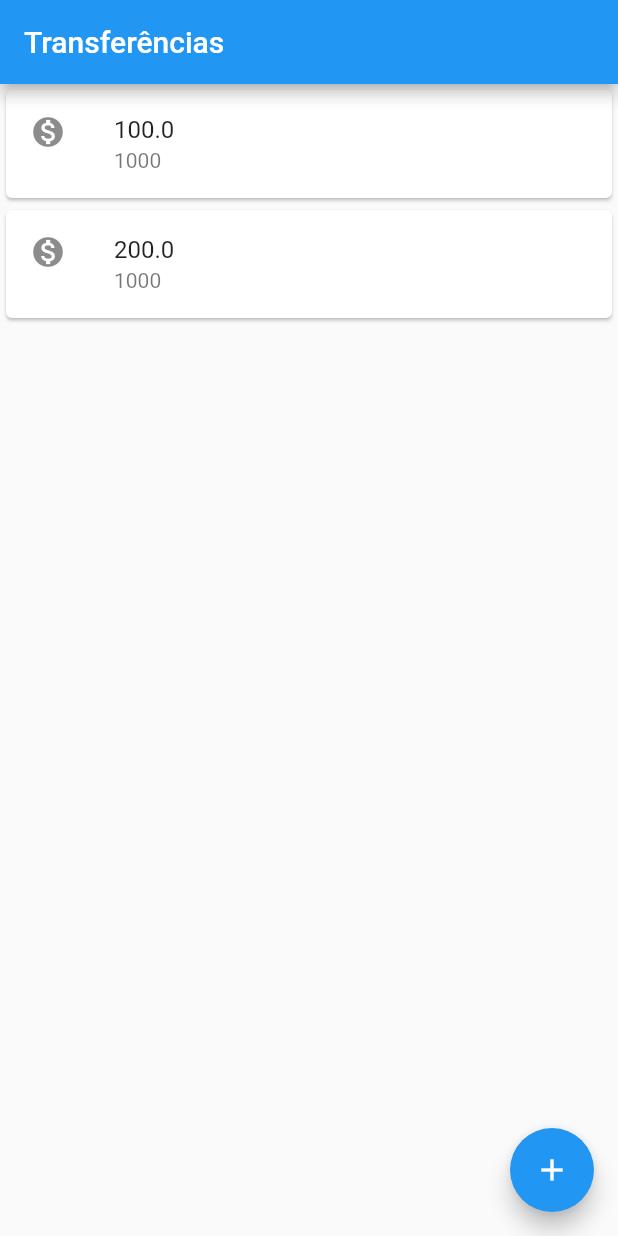
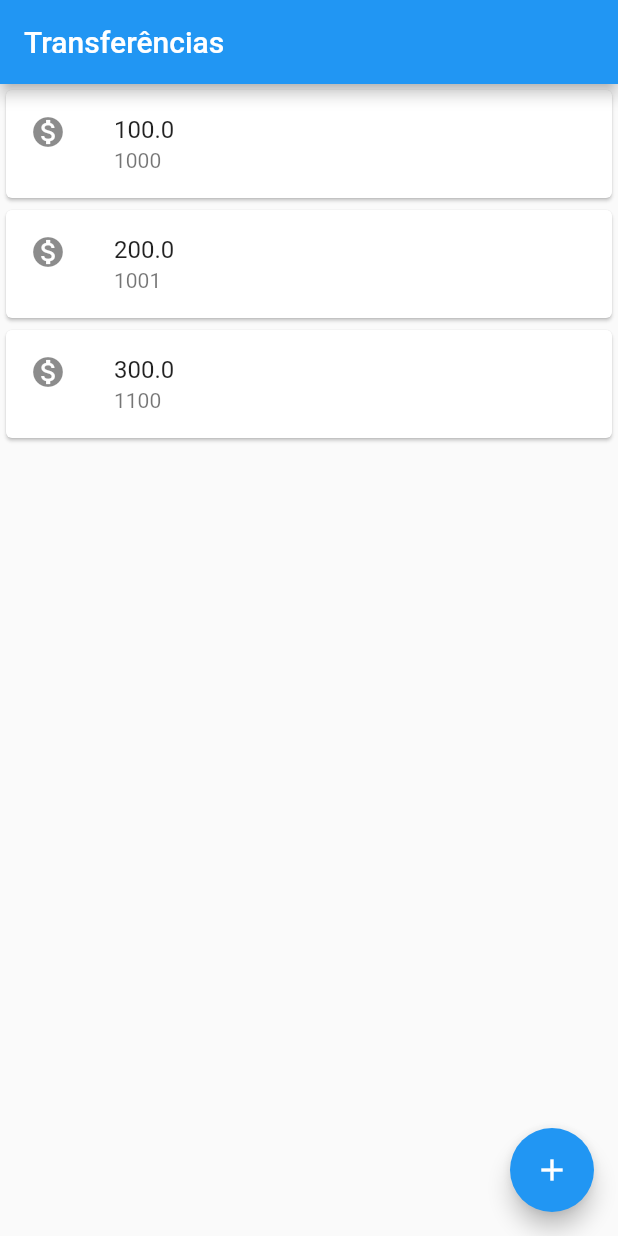
Before and after one commit to diegominelli/ByteBankApp, a Flutter app: the screen it shows after launch, on a phone screen of 412 x 824 dp. Run offline on Flutter 3.47's test engine with Material 2 defaults, Android fonts, the phone set to English and light mode, and no system bars.

Commit message:
fazendo a refatoracao do codigo

```diff
--- a/lib/main.dart
+++ b/lib/main.dart
@@ -2,22 +2,7 @@
 
 void main() => runApp(MaterialApp(
       home: Scaffold(
-        body: Column(
-          children: const <Widget>[
-            Card(
-                child: ListTile(
-              leading: Icon(Icons.monetization_on),
-              title: Text('100.0'),
-              subtitle: Text('1000'),
-            )),
-            Card(
-                child: ListTile(
-              leading: Icon(Icons.monetization_on),
-              title: Text('200.0'),
-              subtitle: Text('1000'),
-            )),
-          ],
-        ),
+        body: const ListaTransferencia(),
         appBar: AppBar(
           title: const Text('Transferências'),
         ),
@@ -27,3 +12,43 @@
         ),
       ),
     ));
+
+class ListaTransferencia extends StatelessWidget {
+  const ListaTransferencia({Key? key}) : super(key: key);
+
+  @override
+  Widget build(BuildContext context) {
+    return Column(
+      children: <Widget>[
+        ItemTransferencia(Transferencia(100.0, 1000)),
+        ItemTransferencia(Transferencia(200.0, 1001)),
+        ItemTransferencia(Transferencia(300.0, 1100)),
+      ],
+    );
+  }
+}
+
+// ignore: use_key_in_widget_constructors
+class ItemTransferencia extends StatelessWidget {
+  final Transferencia _transferencia;
+
+  // ignore: use_key_in_widget_constructors
+  const ItemTransferencia(this._transferencia);
+
+  @override
+  Widget build(BuildContext context) {
+    return Card(
+        child: ListTile(
+      leading: const Icon(Icons.monetization_on),
+      title: Text(_transferencia.valor.toString()),
+      subtitle: Text(_transferencia.numeroConta.toString()),
+    ));
+  }
+}
+
+class Transferencia {
+  final double valor;
+  final int numeroConta;
+
+  Transferencia(this.valor, this.numeroConta);
+}
```
